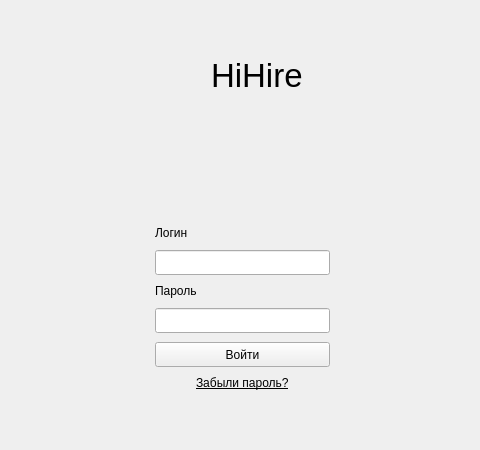
This is ui/auth.ui in wvvwwvw/HiHire as Qt 5 draws it before an edit; both pictures show x 229 to 709 and y 0 to 450 of the 944 by 602 pixel window. The edited form follows.
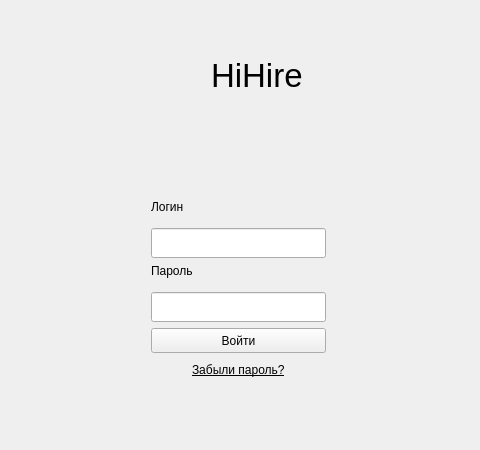
This is the edited form. Icons and pictures are not drawn.

What changed in the file:
```diff
--- a/ui/auth.ui
+++ b/ui/auth.ui
@@ -139,10 +139,10 @@
    <widget class="QWidget" name="widget_2" native="true">
     <property name="geometry">
      <rect>
-      <x>384</x>
-      <y>106</y>
+      <x>380</x>
+      <y>200</y>
       <width>175</width>
-      <height>284</height>
+      <height>181</height>
      </rect>
     </property>
     <property name="sizePolicy">
@@ -162,13 +162,13 @@
     </property>
     <layout class="QVBoxLayout" name="verticalLayout_2">
      <property name="spacing">
-      <number>10</number>
+      <number>6</number>
      </property>
      <property name="leftMargin">
       <number>0</number>
      </property>
      <property name="topMargin">
-      <number>120</number>
+      <number>0</number>
      </property>
      <property name="rightMargin">
       <number>0</number>
@@ -188,7 +188,7 @@
        <property name="minimumSize">
         <size>
          <width>0</width>
-         <height>25</height>
+         <height>30</height>
         </size>
        </property>
       </widget>
@@ -205,7 +205,7 @@
        <property name="minimumSize">
         <size>
          <width>0</width>
-         <height>25</height>
+         <height>30</height>
         </size>
        </property>
       </widget>
```
Left out of the diff: 26 changed lines with no effect on the pictures.
